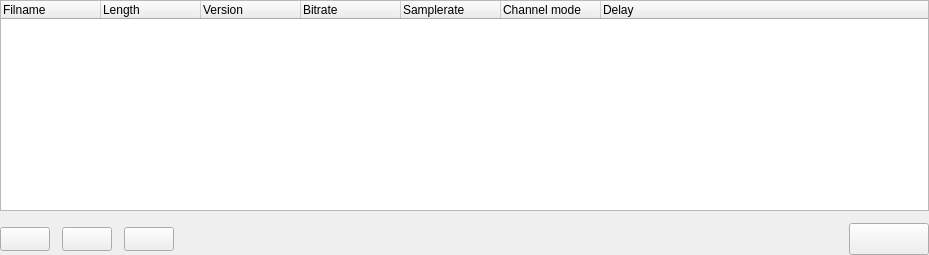
Qt form ui/audiofilelistwidget.ui (baltendorf/ttcut) before a commit.
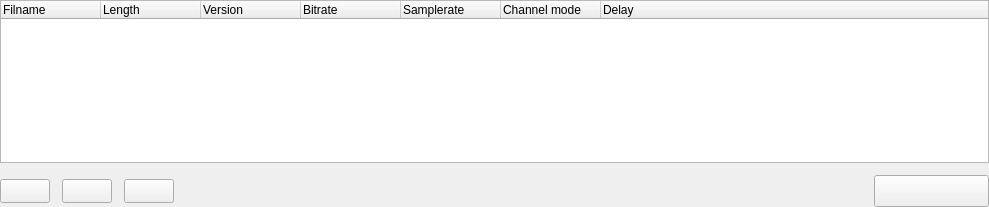
The same form after that commit. Icons and pictures are not drawn.

The edit to the form file:
```diff
--- a/ui/audiofilelistwidget.ui
+++ b/ui/audiofilelistwidget.ui
@@ -1,12 +1,12 @@
 <ui version="4.0" >
  <class>TTAudioFileListWidget</class>
- <widget class="QWidget" name="TTAudioFileListWidget" >
-  <property name="geometry" >
+ <widget class="QWidget" name="TTAudioFileListWidget">
+  <property name="geometry">
    <rect>
     <x>0</x>
     <y>0</y>
-    <width>929</width>
-    <height>255</height>
+    <width>989</width>
+    <height>207</height>
    </rect>
   </property>
   <property name="sizePolicy" >
```
Left out of the diff: 155 changed lines with no effect on the pictures.
